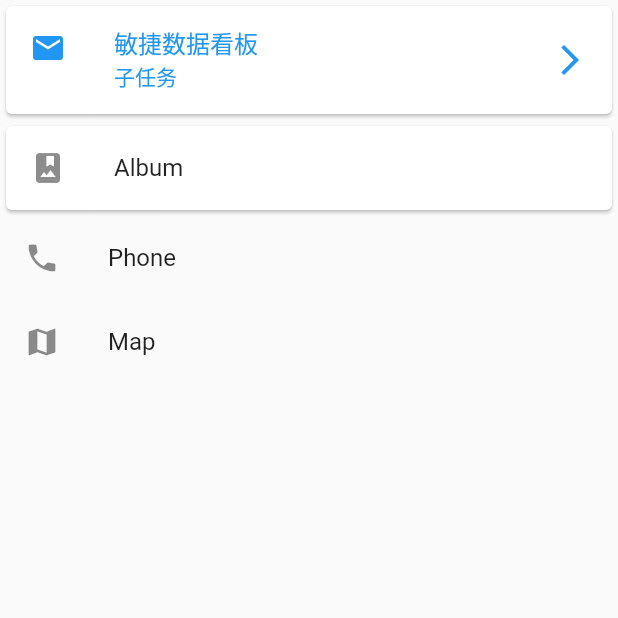
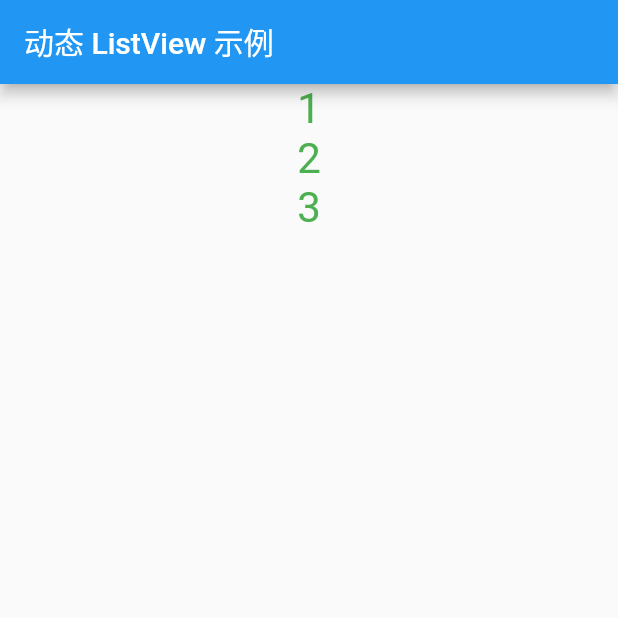
Before and after one commit to mizhon/flutter_tentative, a Flutter app: the screen it shows after launch, on a phone screen of 412 x 824 dp, the top half of it. Run offline on Flutter 3.47's test engine with Material 2 defaults, Android fonts, the phone set to English and light mode, and no system bars.

Commit message:
添加Dynamic ListView代码

```diff
--- a/lib/main.dart
+++ b/lib/main.dart
@@ -2,6 +2,7 @@ import 'package:flutter/material.dart';
 import 'screens/lists/listview.dart';
 import 'screens/splash/splash.dart';
 import 'screens/counter/counter.dart';
+import 'screens/lists/dynamic_listview.dart';
 import 'common/utils.dart';
 
 void main() {
@@ -31,7 +32,7 @@ class TentativeApp extends StatelessWidget {
       home: SplashPage(),
       routes: <String, WidgetBuilder> {
         // '/home': (BuildContext context) => CounterPage(title: 'Flutter Tentative')
-        '/listview': (BuildContext context) => ListViewScreen()
+        '/listview': (BuildContext context) => DynamicListViewScreen()
       }
     );
   }
--- a/lib/routers/router.dart
+++ b/lib/routers/router.dart
@@ -4,4 +4,4 @@
 // }
 
 final String HOME_PAGE = '',
-  DEAULT_PAGE = '';
+            DEAULT_PAGE = '';
--- /dev/null
+++ b/lib/screens/lists/dynamic_listview.dart
@@ -0,0 +1,33 @@
+import 'package:flutter/material.dart';
+
+class DynamicListViewScreen extends StatelessWidget {
+
+  List<String> itemList = ["1", "2", "3"];
+
+  @override
+  Widget build(BuildContext context) {
+    return Scaffold(
+      appBar: AppBar(
+        title: Text("动态 ListView 示例")
+      ),
+      body: ListView.builder(
+        itemCount: itemList.length,
+        itemBuilder: (BuildContext context, int index) {
+          return Column(
+            children: <Widget>[
+              Container(
+                child: Text(
+                  itemList[index],
+                  style: TextStyle(
+                    fontSize: 28.0,
+                    color: Colors.green
+                  ),
+                ),
+              )
+            ],
+          );
+        },
+      )
+    );
+  }
+}
--- a/lib/screens/lists/listview.dart
+++ b/lib/screens/lists/listview.dart
@@ -3,8 +3,10 @@ import 'package:flutter/material.dart';
 class ListViewScreen extends StatelessWidget {
   @override
   Widget build(BuildContext context) {
-
     return Scaffold(
+      appBar: AppBar(
+        title: Text("ListView")
+      ),
       body: ListView(
         children: <Widget>[
           Card (
@@ -13,12 +15,15 @@ class ListViewScreen extends StatelessWidget {
                 Icons.markunread,
                 color: Colors.blue
               ),
-              title: Text('敏捷数据看板'),
+              title: Text(
+                '敏捷数据看板',
+                style: TextStyle(fontFamily: 'RobotoMono'),
+              ),
               subtitle: Text('子任务'),
-              selected: true,
+              selected: false,
               trailing: Icon(
                 Icons.arrow_forward_ios
-              )
+              ),
             ),
           ),
           Card (
@@ -35,7 +40,7 @@ class ListViewScreen extends StatelessWidget {
           ListTile(
             leading: Icon(Icons.map),
             title: Text('Map'),
-          )
+          ),
         ],
       ),
     );
--- a/lib/screens/splash/splash.dart
+++ b/lib/screens/splash/splash.dart
@@ -2,6 +2,7 @@ import 'dart:async';
 import 'dart:ui';
 import 'package:flutter/material.dart';
 import 'package:flutter_tentative/screens/counter/counter.dart';
+import 'package:flutter_tentative/screens/lists/dynamic_listview.dart';
 import 'package:flutter_tentative/screens/lists/listview.dart';
 import 'package:flutter_tentative/screens/splash/scaleRoute.dart';
 
@@ -24,7 +25,7 @@ class _SplashPageState extends State<SplashPage> {
     Navigator.pushReplacement(
       context,
       MaterialPageRoute(
-        builder: (BuildContext context) => ListViewScreen()
+        builder: (BuildContext context) => DynamicListViewScreen()
       )
       // ScaleRoute(widget: CounterPage(title: 'Flutter Tentative'))
     );
```
Also changed, not shown: lib/themes/themes.dart (added, +22 -0 lines).
